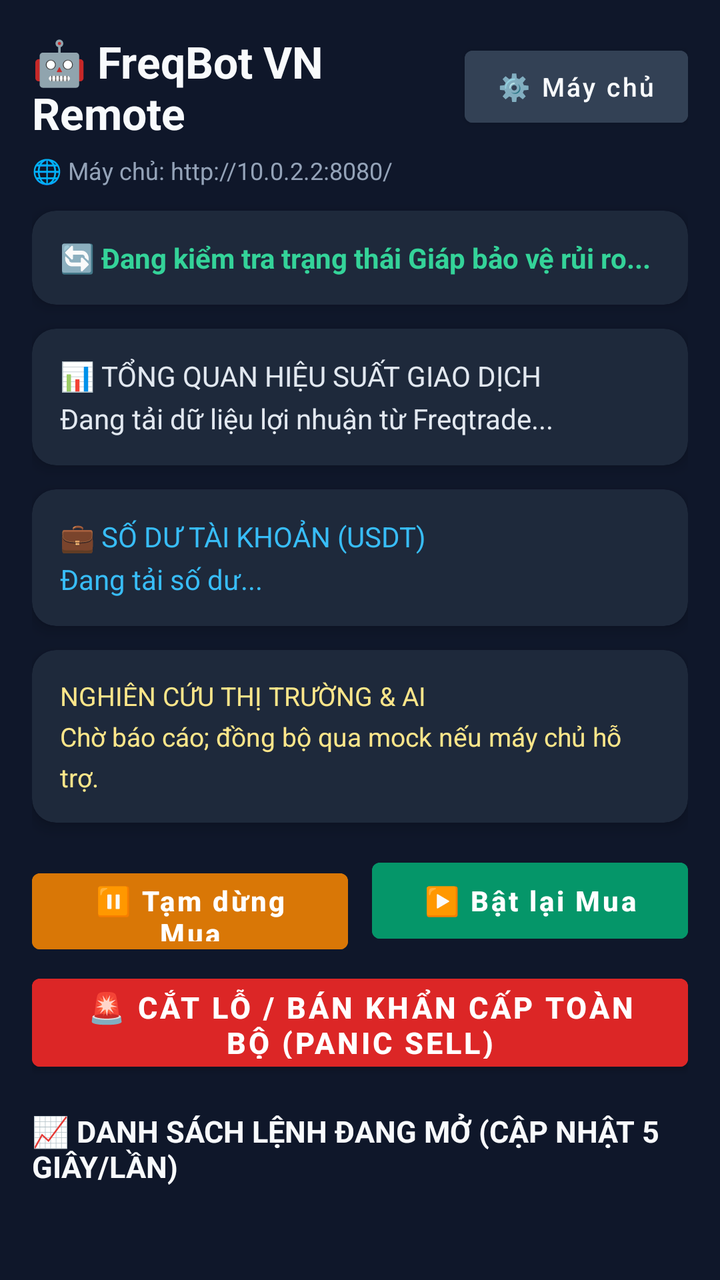
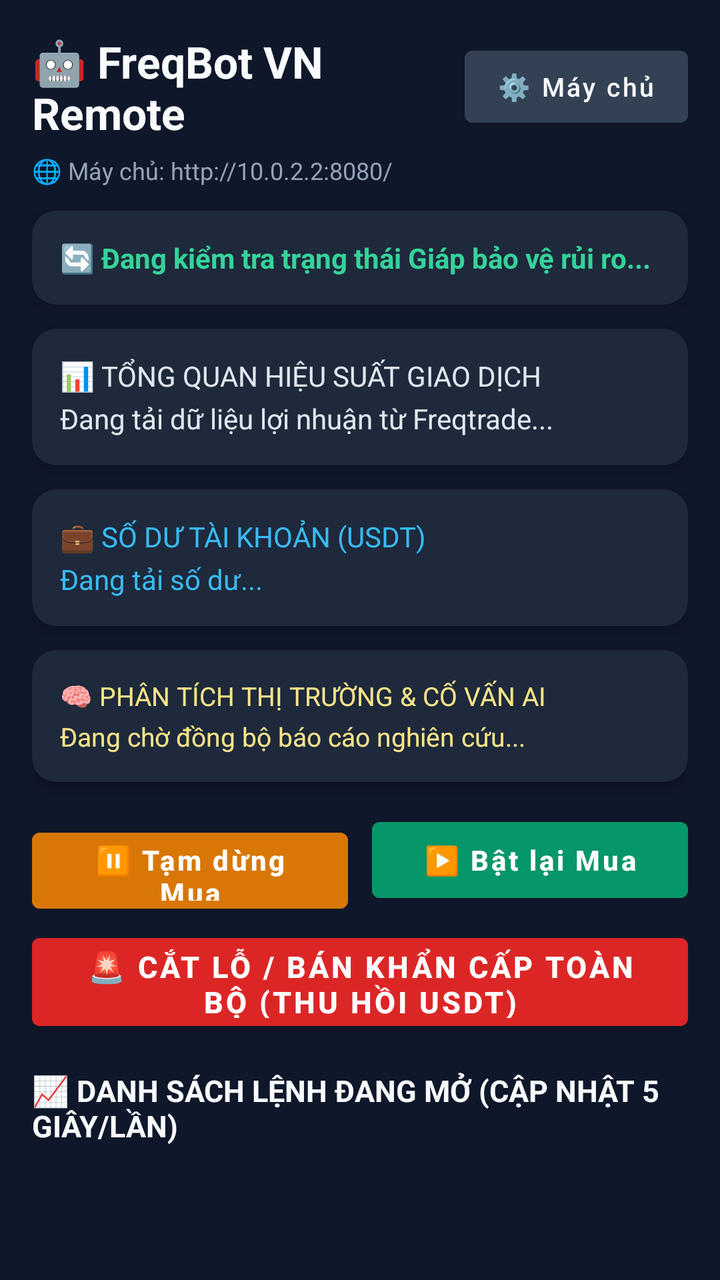

An Android layout rendered at two revisions. The XML below is the earlier revision; the diff shows what the commit changed to produce the second picture.
<!-- AndroidManifest.xml: application theme Theme.FreqBotVNRemote -->
<!-- res/layout/activity_main.xml -->
<?xml version="1.0" encoding="utf-8"?>
<ScrollView xmlns:android="http://schemas.android.com/apk/res/android"
    xmlns:app="http://schemas.android.com/apk/res-auto"
    android:layout_width="match_parent"
    android:layout_height="match_parent"
    android:background="#0F172A"
    android:fillViewport="true">

    <LinearLayout
        android:layout_width="match_parent"
        android:layout_height="wrap_content"
        android:orientation="vertical"
        android:padding="16dp">

        
        <LinearLayout
            android:layout_width="match_parent"
            android:layout_height="wrap_content"
            android:gravity="center_vertical"
            android:orientation="horizontal"
            android:layout_marginBottom="6dp">

            <TextView
                android:layout_width="0dp"
                android:layout_height="wrap_content"
                android:layout_weight="1"
                android:text="🤖 FreqBot VN Remote"
                android:textColor="#F8FAFC"
                android:textSize="22sp"
                android:textStyle="bold" />

            <Button
                android:id="@+id/btnCauHinhMayChu"
                android:layout_width="wrap_content"
                android:layout_height="wrap_content"
                android:backgroundTint="#334155"
                android:text="⚙️ Máy chủ"
                android:textAllCaps="false"
                android:textColor="#F8FAFC"
                android:textSize="13sp" />
        </LinearLayout>

        <TextView
            android:id="@+id/tvDiaChiMayChu"
            android:layout_width="match_parent"
            android:layout_height="wrap_content"
            android:layout_marginBottom="12dp"
            android:text="🌐 Máy chủ: http://10.0.2.2:8080/"
            android:textColor="#94A3B8"
            android:textSize="12sp" />

        
        <androidx.cardview.widget.CardView
            android:layout_width="match_parent"
            android:layout_height="wrap_content"
            android:layout_marginBottom="12dp"
            app:cardBackgroundColor="#1E293B"
            app:cardCornerRadius="12dp"
            app:cardElevation="4dp">

            <TextView
                android:id="@+id/tvTrangThaiRuiRo"
                android:layout_width="match_parent"
                android:layout_height="wrap_content"
                android:lineSpacingExtra="4dp"
                android:padding="14dp"
                android:text="🔄 Đang kiểm tra trạng thái Giáp bảo vệ rủi ro..."
                android:textColor="#34D399"
                android:textSize="14sp"
                android:textStyle="bold" />
        </androidx.cardview.widget.CardView>

        
        <androidx.cardview.widget.CardView
            android:layout_width="match_parent"
            android:layout_height="wrap_content"
            android:layout_marginBottom="12dp"
            app:cardBackgroundColor="#1E293B"
            app:cardCornerRadius="12dp"
            app:cardElevation="4dp">

            <TextView
                android:id="@+id/tvTongQuan"
                android:layout_width="match_parent"
                android:layout_height="wrap_content"
                android:lineSpacingExtra="5dp"
                android:padding="14dp"
                android:text="📊 TỔNG QUAN HIỆU SUẤT GIAO DỊCH\nĐang tải dữ liệu lợi nhuận từ Freqtrade..."
                android:textColor="#E2E8F0"
                android:textSize="14sp" />
        </androidx.cardview.widget.CardView>

        
        <androidx.cardview.widget.CardView
            android:layout_width="match_parent"
            android:layout_height="wrap_content"
            android:layout_marginBottom="12dp"
            app:cardBackgroundColor="#1E293B"
            app:cardCornerRadius="12dp"
            app:cardElevation="4dp">

            <TextView
                android:id="@+id/tvSoDuTaiKhoan"
                android:layout_width="match_parent"
                android:layout_height="wrap_content"
                android:lineSpacingExtra="5dp"
                android:padding="14dp"
                android:text="💼 SỐ DƯ TÀI KHOẢN (USDT)\nĐang tải số dư..."
                android:textColor="#38BDF8"
                android:textSize="14sp" />
        </androidx.cardview.widget.CardView>

        
        <androidx.cardview.widget.CardView
            android:layout_width="match_parent"
            android:layout_height="wrap_content"
            android:layout_marginBottom="14dp"
            app:cardBackgroundColor="#1E293B"
            app:cardCornerRadius="12dp"
            app:cardElevation="4dp">

            <TextView
                android:id="@+id/tvCoVanAi"
                android:layout_width="match_parent"
                android:layout_height="wrap_content"
                android:lineSpacingExtra="5dp"
                android:padding="14dp"
                android:text="NGHIÊN CỨU THỊ TRƯỜNG &amp; AI\nChờ báo cáo; đồng bộ qua mock nếu máy chủ hỗ trợ."
                android:textColor="#FDE68A"
                android:textSize="13sp" />
        </androidx.cardview.widget.CardView>

        
        <LinearLayout
            android:layout_width="match_parent"
            android:layout_height="wrap_content"
            android:orientation="horizontal"
            android:layout_marginBottom="8dp">

            <Button
                android:id="@+id/btnTamDungMua"
                android:layout_width="0dp"
                android:layout_height="50dp"
                android:layout_weight="1"
                android:layout_marginEnd="6dp"
                android:backgroundTint="#D97706"
                android:text="⏸️ Tạm dừng Mua"
                android:textAllCaps="false"
                android:textColor="#FFFFFF"
                android:textStyle="bold" />

            <Button
                android:id="@+id/btnBatLaiMua"
                android:layout_width="0dp"
                android:layout_height="50dp"
                android:layout_weight="1"
                android:layout_marginStart="6dp"
                android:backgroundTint="#059669"
                android:text="▶️ Bật lại Mua"
                android:textAllCaps="false"
                android:textColor="#FFFFFF"
                android:textStyle="bold" />
        </LinearLayout>

        <Button
            android:id="@+id/btnBanKhanCap"
            android:layout_width="match_parent"
            android:layout_height="56dp"
            android:layout_marginBottom="16dp"
            android:backgroundTint="#DC2626"
            android:text="🚨 CẮT LỖ / BÁN KHẨN CẤP TOÀN BỘ (PANIC SELL)"
            android:textAllCaps="false"
            android:textColor="#FFFFFF"
            android:textSize="15sp"
            android:textStyle="bold" />

        
        <TextView
            android:layout_width="match_parent"
            android:layout_height="wrap_content"
            android:layout_marginBottom="8dp"
            android:text="📈 DANH SÁCH LỆNH ĐANG MỞ (CẬP NHẬT 5 GIÂY/LẦN)"
            android:textColor="#F8FAFC"
            android:textSize="15sp"
            android:textStyle="bold" />

        <TextView
            android:id="@+id/tvTrongDanhSach"
            android:layout_width="match_parent"
            android:layout_height="wrap_content"
            android:background="#1E293B"
            android:padding="16dp"
            android:text="Hiện không có lệnh nào đang mở (100% vốn đang ở USDT)."
            android:textColor="#94A3B8"
            android:textSize="14sp"
            android:visibility="gone" />

        <androidx.recyclerview.widget.RecyclerView
            android:id="@+id/rvDanhSachLenh"
            android:layout_width="match_parent"
            android:layout_height="wrap_content"
            android:nestedScrollingEnabled="false" />

    </LinearLayout>
</ScrollView>
<!-- resources referenced by this layout -->
<resources>
  <style name="Theme.FreqBotVNRemote" parent="Theme.MaterialComponents.DayNight.NoActionBar">
          <item name="colorPrimary">@color/primary_blue</item>
          <item name="colorPrimaryVariant">@color/bg_dark</item>
          <item name="android:statusBarColor">@color/bg_dark</item>
      </style>
  <color name="primary_blue">#2563EB</color>
  <color name="bg_dark">#0F172A</color>
</resources>

<!-- the commit's change to res/layout/activity_main.xml (unified diff, before → after) -->
@@ -24,7 +24,7 @@
                 android:layout_width="0dp"
                 android:layout_height="wrap_content"
                 android:layout_weight="1"
-                android:text="🤖 FreqBot VN Remote"
+                android:text="@string/title_app_header"
                 android:textColor="#F8FAFC"
                 android:textSize="22sp"
                 android:textStyle="bold" />
@@ -34,7 +34,7 @@
                 android:layout_width="wrap_content"
                 android:layout_height="wrap_content"
                 android:backgroundTint="#334155"
-                android:text="⚙️ Máy chủ"
+                android:text="@string/btn_server_config"
                 android:textAllCaps="false"
                 android:textColor="#F8FAFC"
                 android:textSize="13sp" />
@@ -45,7 +45,7 @@
             android:layout_width="match_parent"
             android:layout_height="wrap_content"
             android:layout_marginBottom="12dp"
-            android:text="🌐 Máy chủ: http://10.0.2.2:8080/"
+            android:text="@string/default_server_status"
             android:textColor="#94A3B8"
             android:textSize="12sp" />
 
@@ -64,7 +64,7 @@
                 android:layout_height="wrap_content"
                 android:lineSpacingExtra="4dp"
                 android:padding="14dp"
-                android:text="🔄 Đang kiểm tra trạng thái Giáp bảo vệ rủi ro..."
+                android:text="@string/loading_risk_status"
                 android:textColor="#34D399"
                 android:textSize="14sp"
                 android:textStyle="bold" />
@@ -85,7 +85,7 @@
                 android:layout_height="wrap_content"
                 android:lineSpacingExtra="5dp"
                 android:padding="14dp"
-                android:text="📊 TỔNG QUAN HIỆU SUẤT GIAO DỊCH\nĐang tải dữ liệu lợi nhuận từ Freqtrade..."
+                android:text="@string/loading_profit_summary"
                 android:textColor="#E2E8F0"
                 android:textSize="14sp" />
         </androidx.cardview.widget.CardView>
@@ -105,7 +105,7 @@
                 android:layout_height="wrap_content"
                 android:lineSpacingExtra="5dp"
                 android:padding="14dp"
-                android:text="💼 SỐ DƯ TÀI KHOẢN (USDT)\nĐang tải số dư..."
+                android:text="@string/loading_balance"
                 android:textColor="#38BDF8"
                 android:textSize="14sp" />
         </androidx.cardview.widget.CardView>
@@ -125,7 +125,7 @@
                 android:layout_height="wrap_content"
                 android:lineSpacingExtra="5dp"
                 android:padding="14dp"
-                android:text="NGHIÊN CỨU THỊ TRƯỜNG &amp; AI\nChờ báo cáo; đồng bộ qua mock nếu máy chủ hỗ trợ."
+                android:text="@string/loading_ai_research"
                 android:textColor="#FDE68A"
                 android:textSize="13sp" />
         </androidx.cardview.widget.CardView>
@@ -144,7 +144,7 @@
                 android:layout_weight="1"
                 android:layout_marginEnd="6dp"
                 android:backgroundTint="#D97706"
-                android:text="⏸️ Tạm dừng Mua"
+                android:text="@string/btn_pause_buy"
                 android:textAllCaps="false"
                 android:textColor="#FFFFFF"
                 android:textStyle="bold" />
@@ -156,7 +156,7 @@
                 android:layout_weight="1"
                 android:layout_marginStart="6dp"
                 android:backgroundTint="#059669"
-                android:text="▶️ Bật lại Mua"
+                android:text="@string/btn_resume_buy"
                 android:textAllCaps="false"
                 android:textColor="#FFFFFF"
                 android:textStyle="bold" />
@@ -168,7 +168,7 @@
             android:layout_height="56dp"
             android:layout_marginBottom="16dp"
             android:backgroundTint="#DC2626"
-            android:text="🚨 CẮT LỖ / BÁN KHẨN CẤP TOÀN BỘ (PANIC SELL)"
+            android:text="@string/btn_panic_sell"
             android:textAllCaps="false"
             android:textColor="#FFFFFF"
             android:textSize="15sp"
@@ -179,7 +179,7 @@
             android:layout_width="match_parent"
             android:layout_height="wrap_content"
             android:layout_marginBottom="8dp"
-            android:text="📈 DANH SÁCH LỆNH ĐANG MỞ (CẬP NHẬT 5 GIÂY/LẦN)"
+            android:text="@string/section_open_trades"
             android:textColor="#F8FAFC"
             android:textSize="15sp"
             android:textStyle="bold" />
@@ -190,7 +190,7 @@
             android:layout_height="wrap_content"
             android:background="#1E293B"
             android:padding="16dp"
-            android:text="Hiện không có lệnh nào đang mở (100% vốn đang ở USDT)."
+            android:text="@string/empty_open_trades"
             android:textColor="#94A3B8"
             android:textSize="14sp"
             android:visibility="gone" />
<!-- resource entries referenced after the edit -->
@@ -1,5 +1,17 @@
 <!-- resources referenced by this layout -->
 <resources>
+  <string name="btn_panic_sell">🚨 CẮT LỖ / BÁN KHẨN CẤP TOÀN BỘ (THU HỒI USDT)</string>
+  <string name="btn_pause_buy">⏸️ Tạm dừng Mua</string>
+  <string name="btn_resume_buy">▶️ Bật lại Mua</string>
+  <string name="btn_server_config">⚙️ Máy chủ</string>
+  <string name="default_server_status">🌐 Máy chủ: http://10.0.2.2:8080/</string>
+  <string name="empty_open_trades">Hiện không có lệnh nào đang mở (100% vốn đang ở trạng thái USDT an toàn).</string>
+  <string name="loading_ai_research">🧠 PHÂN TÍCH THỊ TRƯỜNG &amp; CỐ VẤN AI\nĐang chờ đồng bộ báo cáo nghiên cứu...</string>
+  <string name="loading_balance">💼 SỐ DƯ TÀI KHOẢN (USDT)\nĐang tải số dư...</string>
+  <string name="loading_profit_summary">📊 TỔNG QUAN HIỆU SUẤT GIAO DỊCH\nĐang tải dữ liệu lợi nhuận từ Freqtrade...</string>
+  <string name="loading_risk_status">🔄 Đang kiểm tra trạng thái Giáp bảo vệ rủi ro...</string>
+  <string name="section_open_trades">📈 DANH SÁCH LỆNH ĐANG MỞ (CẬP NHẬT 5 GIÂY/LẦN)</string>
+  <string name="title_app_header">🤖 FreqBot VN Remote</string>
   <style name="Theme.FreqBotVNRemote" parent="Theme.MaterialComponents.DayNight.NoActionBar">
           <item name="colorPrimary">@color/primary_blue</item>
           <item name="colorPrimaryVariant">@color/bg_dark</item>
